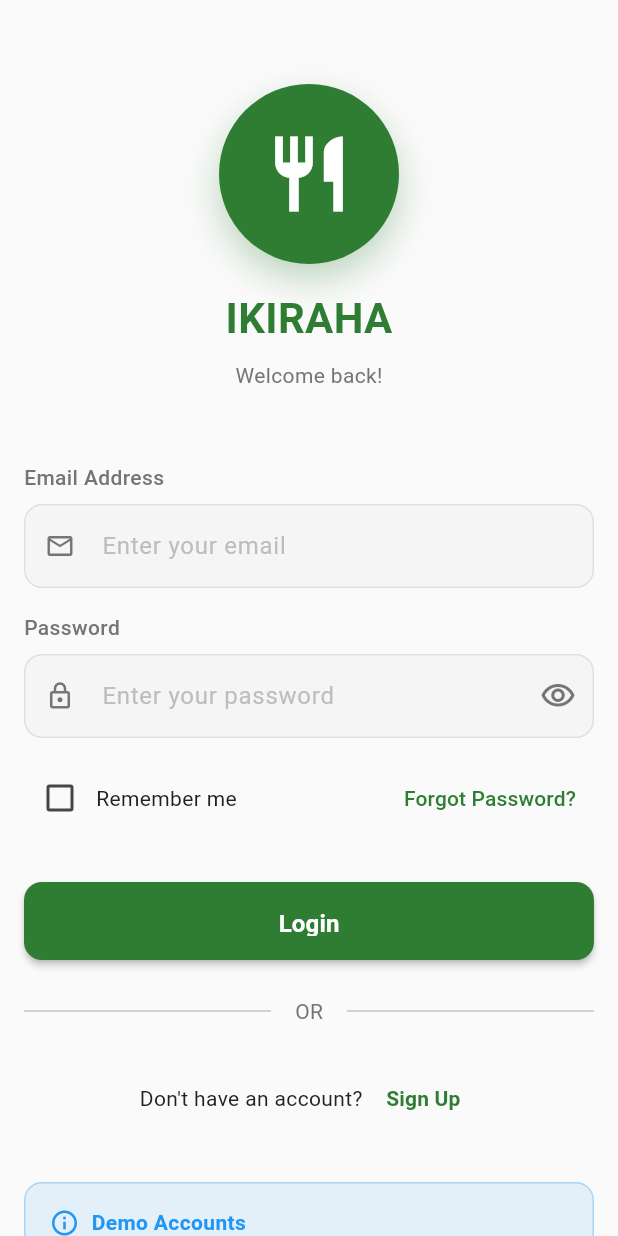
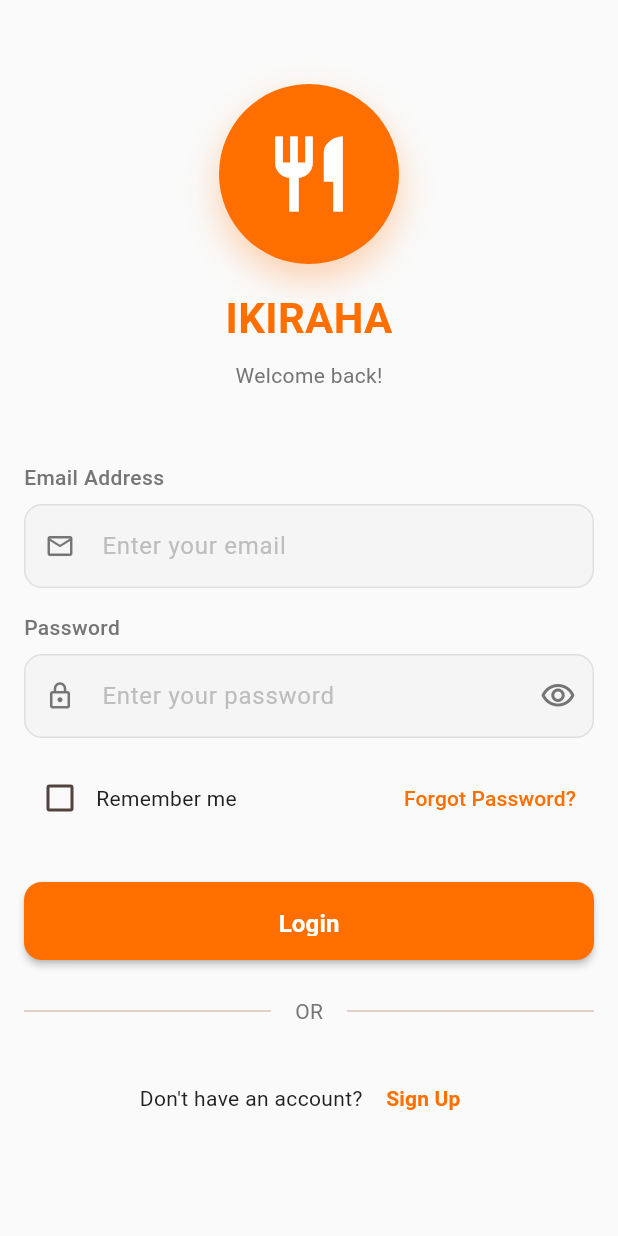
Before and after one commit to Aimecol/IKIRAHAAPP, a Flutter app: the screen it shows after launch, on a phone screen of 412 x 824 dp. Run offline on Flutter 3.47's test engine with Material 3 defaults, Android fonts, the light colour scheme and no system bars; our stand-ins replace flutter_dotenv, shared_preferences; accounts and stored records are empty.

Commit message:
feat(ui): update primary and secondary colors for improved visual design

```diff
--- a/lib/config/environment.dart
+++ b/lib/config/environment.dart
@@ -64,8 +64,8 @@ class Environment {
 
   // UI Configuration
   String get themeMode => dotenv.env['THEME_MODE'] ?? 'light';
-  int get primaryColor => int.tryParse(dotenv.env['PRIMARY_COLOR'] ?? '0xFF2E7D32') ?? 0xFF2E7D32;
-  int get secondaryColor => int.tryParse(dotenv.env['SECONDARY_COLOR'] ?? '0xFFFF6F00') ?? 0xFFFF6F00;
+  int get primaryColor => int.tryParse(dotenv.env['PRIMARY_COLOR'] ?? '0xFF5722') ?? 0xFF5722;
+  int get secondaryColor => int.tryParse(dotenv.env['SECONDARY_COLOR'] ?? '0xFF9800') ?? 0xFF9800;
 
   // Development Tools
   bool get enableDevTools => dotenv.env['ENABLE_DEV_TOOLS']?.toLowerCase() == 'true';
--- a/lib/screens/auth/login_screen.dart
+++ b/lib/screens/auth/login_screen.dart
@@ -295,47 +295,6 @@ class _LoginScreenState extends State<LoginScreen> {
                       ),
                     ],
                   ),
-
-                  const SizedBox(height: 32),
-
-                  // Demo Accounts Info
-                  Container(
-                    padding: const EdgeInsets.all(16),
-                    decoration: BoxDecoration(
-                      color: AppColors.info.withOpacity(0.1),
-                      borderRadius: BorderRadius.circular(AppConstants.defaultBorderRadius),
-                      border: Border.all(color: AppColors.info.withOpacity(0.3)),
-                    ),
-                    child: Column(
-                      crossAxisAlignment: CrossAxisAlignment.start,
-                      children: [
-                        Row(
-                          children: [
-                            Icon(
-                              Icons.info_outline,
-                              color: AppColors.info,
-                              size: 20,
-                            ),
-                            const SizedBox(width: 8),
-                            Text(
-                              'Demo Accounts',
-                              style: AppTextStyles.bodyMedium.copyWith(
-                                fontWeight: FontWeight.w600,
-                                color: AppColors.info,
-                              ),
-                            ),
-                          ],
-                        ),
-                        const SizedBox(height: 8),
-                        Text(
-                          'Client: client@ikiraha.com\nMerchant: merchant@ikiraha.com\nPassword: password',
-                          style: AppTextStyles.bodySmall.copyWith(
-                            color: AppColors.info,
-                          ),
-                        ),
-                      ],
-                    ),
-                  ),
                 ],
               ),
             ),
--- a/lib/utils/constants.dart
+++ b/lib/utils/constants.dart
@@ -79,9 +79,9 @@ class AppConstants {
 
 class AppColors {
   // Primary Colors
-  static const Color primary = Color(0xFF2E7D32); // Green
-  static const Color primaryLight = Color(0xFF60AD5E);
-  static const Color primaryDark = Color(0xFF005005);
+  static const Color primary = Color(0xFFFF6F00);
+  static const Color primaryLight = Color(0xFFFF9F40);
+  static const Color primaryDark = Color(0xFFC43E00);
 
   // Secondary Colors
   static const Color secondary = Color(0xFFFF6F00); // Orange
```
Also changed, not shown: 1 other file.
